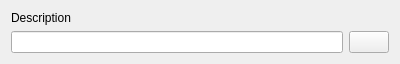
The window that src/DebconfPassword.ui (KDE/libdebconf-kde) describes before a commit, drawn with Qt 5.
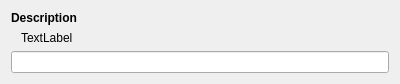
The same window after the commit. Custom widgets are drawn as their Qt base class.

Commit message: Adding Messages.sh Show the extended description as a Label

```diff
--- a/src/DebconfPassword.ui
+++ b/src/DebconfPassword.ui
@@ -7,7 +7,7 @@
     <x>0</x>
     <y>0</y>
     <width>400</width>
-    <height>52</height>
+    <height>66</height>
    </rect>
   </property>
   <property name="sizePolicy">
@@ -22,6 +22,12 @@
   <layout class="QGridLayout" name="gridLayout">
    <item row="0" column="0">
     <widget class="QLabel" name="descriptionL">
+     <property name="font">
+      <font>
+       <weight>75</weight>
+       <bold>true</bold>
+      </font>
+     </property>
      <property name="text">
       <string notr="true">Description</string>
      </property>
@@ -33,7 +39,7 @@
      </property>
     </widget>
    </item>
-   <item row="1" column="0">
+   <item row="2" column="0">
     <widget class="KLineEdit" name="passwordLE">
      <property name="showClearButton" stdset="0">
       <bool>true</bool>
@@ -43,24 +49,25 @@
      </property>
     </widget>
    </item>
-   <item row="1" column="1">
-    <widget class="KPushButton" name="helpPB">
-     <property name="sizePolicy">
-      <sizepolicy hsizetype="Fixed" vsizetype="Fixed">
-       <horstretch>0</horstretch>
-       <verstretch>0</verstretch>
-      </sizepolicy>
+   <item row="1" column="0">
+    <widget class="QLabel" name="extendedDescriptionL">
+     <property name="text">
+      <string>TextLabel</string>
+     </property>
+     <property name="wordWrap">
+      <bool>true</bool>
+     </property>
+     <property name="indent">
+      <number>10</number>
+     </property>
+     <property name="buddy">
+      <cstring>multiselectLV</cstring>
      </property>
     </widget>
    </item>
   </layout>
  </widget>
  <customwidgets>
-  <customwidget>
-   <class>KPushButton</class>
-   <extends>QPushButton</extends>
-   <header>kpushbutton.h</header>
-  </customwidget>
   <customwidget>
    <class>KLineEdit</class>
    <extends>QLineEdit</extends>
```
The commit also changes 15 other files.
